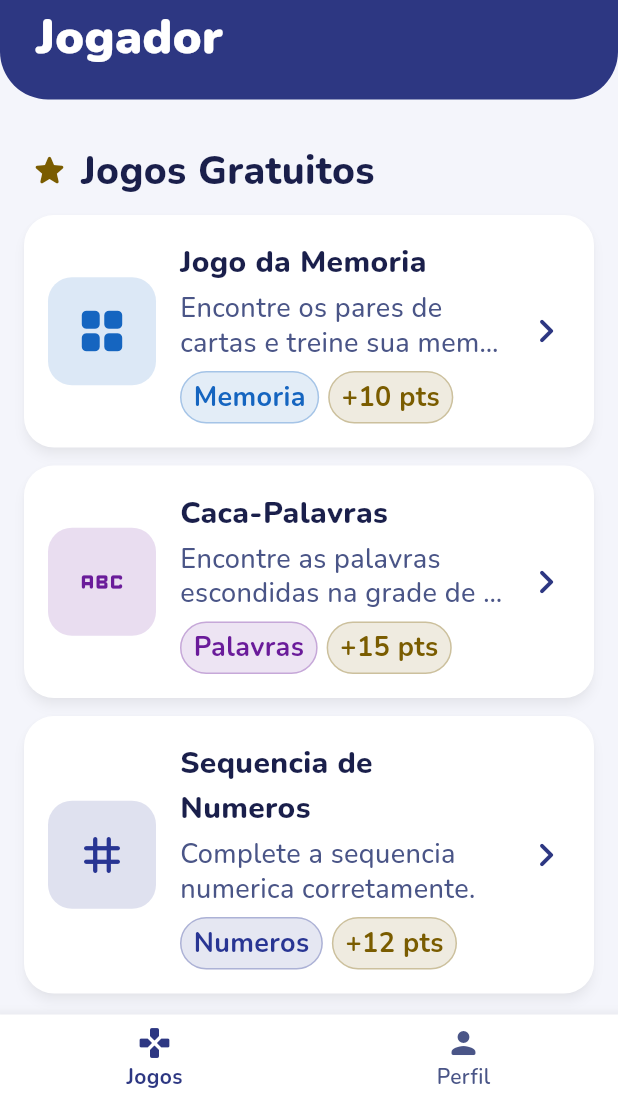
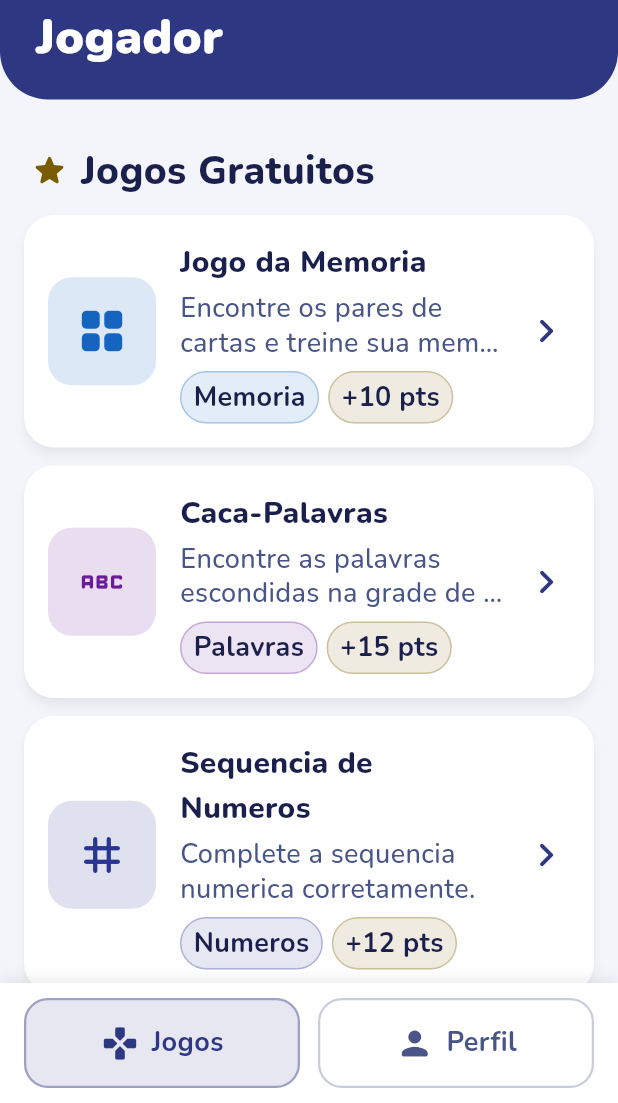
Before and after one commit to murilofsouza/elderly-games, a Flutter app: the HomeScreen screen opened by its route, on a phone screen of 412 x 824 dp, the part 133-1236 px from its top. Run offline on Flutter 3.47's test engine with Material 3 defaults, Android fonts, the phone set to English and light mode, and no system bars; our stand-ins replace audioplayers, flutter_svg, google_fonts, shared_preferences; accounts and stored records are empty.

Commit message:
Enhance Memory game UI and settings
- Introduced a color mapping for card pairs in `memory_assets.dart` to improve accessibility and visual appeal.
- Updated `memory_play_screen.dart` to utilize the new color mapping for card borders based on their state.
- Refactored `memory_result_screen.dart` to streamline button placement and enhance user experience.
- Replaced the bottom navigation bar in `home_screen.dart` with a custom implementation for improved aesthetics and functionality.
- Updated contact information in `settings_screen.dart` and revised the app description for a more personal touch.
- Adjusted icon size and spacing in `welcome_screen.dart` for better layout consistency.
- Enhanced text styles in various widgets for improved readability and visual hierarchy.

```diff
--- a/elderly_games/lib/screens/home_screen.dart
+++ b/elderly_games/lib/screens/home_screen.dart
@@ -31,21 +31,9 @@ class _HomeScreenState extends State<HomeScreen> {
           _ProfileTab(),
         ],
       ),
-      bottomNavigationBar: BottomNavigationBar(
+      bottomNavigationBar: _BottomNav(
         currentIndex: _tabIndex,
         onTap: (i) => setState(() => _tabIndex = i),
-        items: const [
-          BottomNavigationBarItem(
-            icon: Icon(Icons.games_rounded),
-            activeIcon: Icon(Icons.games_rounded),
-            label: 'Jogos',
-          ),
-          BottomNavigationBarItem(
-            icon: Icon(Icons.person_rounded),
-            activeIcon: Icon(Icons.person_rounded),
-            label: 'Perfil',
-          ),
-        ],
       ),
     );
   }
@@ -518,3 +506,107 @@ class _SectionTitle extends StatelessWidget {
     );
   }
 }
+
+// ── Custom Bottom Navigation ───────────────────────────────────────────────────
+
+class _BottomNav extends StatelessWidget {
+  final int currentIndex;
+  final ValueChanged<int> onTap;
+
+  const _BottomNav({required this.currentIndex, required this.onTap});
+
+  @override
+  Widget build(BuildContext context) {
+    return Container(
+      padding: const EdgeInsets.symmetric(horizontal: 16, vertical: 10),
+      decoration: BoxDecoration(
+        color: AppTheme.surfaceColor,
+        boxShadow: [
+          BoxShadow(
+            color: Colors.black.withValues(alpha: 0.08),
+            blurRadius: 8,
+            offset: const Offset(0, -2),
+          ),
+        ],
+      ),
+      child: SafeArea(
+        top: false,
+        child: Row(
+          children: [
+            Expanded(
+              child: _NavButton(
+                icon: Icons.games_rounded,
+                label: 'Jogos',
+                selected: currentIndex == 0,
+                onTap: () => onTap(0),
+              ),
+            ),
+            const SizedBox(width: 12),
+            Expanded(
+              child: _NavButton(
+                icon: Icons.person_rounded,
+                label: 'Perfil',
+                selected: currentIndex == 1,
+                onTap: () => onTap(1),
+              ),
+            ),
+          ],
+        ),
+      ),
+    );
+  }
+}
+
+class _NavButton extends StatelessWidget {
+  final IconData icon;
+  final String label;
+  final bool selected;
+  final VoidCallback onTap;
+
+  const _NavButton({
+    required this.icon,
+    required this.label,
+    required this.selected,
+    required this.onTap,
+  });
+
+  @override
+  Widget build(BuildContext context) {
+    final color = selected ? AppTheme.primaryColor : AppTheme.textSecondary;
+
+    return GestureDetector(
+      onTap: onTap,
+      child: AnimatedContainer(
+        duration: const Duration(milliseconds: 200),
+        height: AppTheme.buttonHeight,
+        decoration: BoxDecoration(
+          color: selected
+              ? AppTheme.primaryColor.withValues(alpha: 0.12)
+              : Colors.transparent,
+          borderRadius: BorderRadius.circular(AppTheme.buttonBorderRadius),
+          border: Border.all(
+            color: selected
+                ? AppTheme.primaryColor.withValues(alpha: 0.40)
+                : AppTheme.textSecondary.withValues(alpha: 0.30),
+            width: 1.5,
+          ),
+        ),
+        child: Row(
+          mainAxisAlignment: MainAxisAlignment.center,
+          children: [
+            Icon(icon, size: 26, color: color),
+            const SizedBox(width: 8),
+            Text(
+              label,
+              style: TextStyle(
+                fontSize: AppTheme.fontSmall,
+                fontWeight: FontWeight.w700,
+                color: color,
+              ),
+            ),
+          ],
+        ),
+      ),
+    );
+  }
+}
--- a/elderly_games/lib/widgets/game_card.dart
+++ b/elderly_games/lib/widgets/game_card.dart
@@ -177,7 +177,7 @@ class _Chip extends StatelessWidget {
         style: TextStyle(
           fontSize: AppTheme.fontSmall,
           fontWeight: FontWeight.w700,
-          color: color,
+          color: AppTheme.textPrimary,
         ),
       ),
     );
```
Also changed, not shown: elderly_games/lib/games/memory/memory_assets.dart (+23 -0 lines), elderly_games/lib/games/memory/screens/memory_play_screen.dart (+8 -2 lines), elderly_games/lib/games/memory/screens/memory_result_screen.dart (+13 -13 lines), elderly_games/lib/screens/settings_screen.dart (+9 -4 lines), elderly_games/lib/screens/welcome_screen.dart (+4 -4 lines), elderly_games/lib/widgets/game_action_bar.dart (+6 -4 lines), .claude/settings.local.json, elderly_games/assets/images/logo/polie_icon_blue.svg (added).
